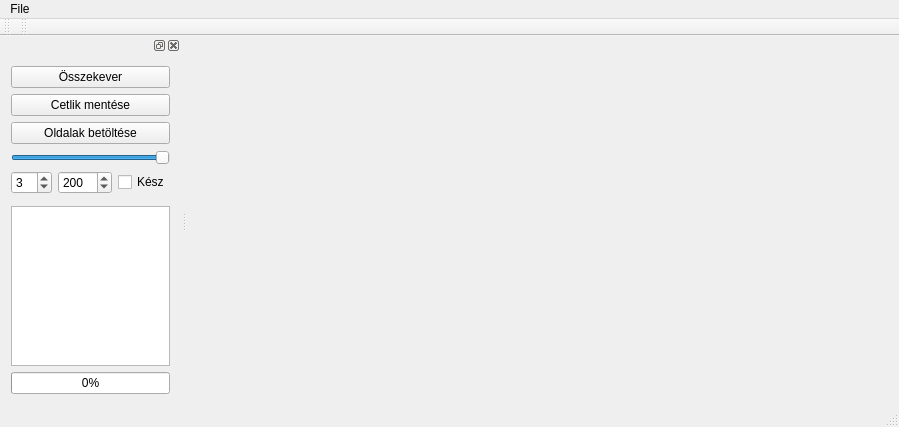
The window that mainwindow.ui (szekelytibi777/KATIONENI) describes before a commit, drawn with Qt 5.
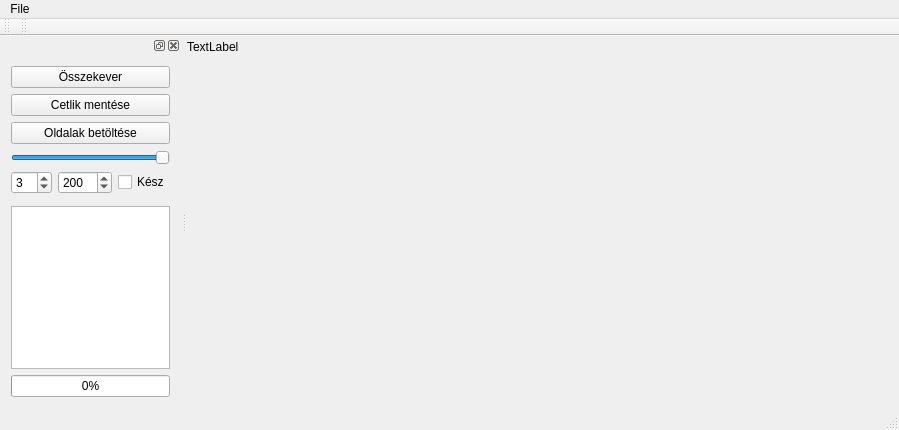
The same window after the commit. Custom widgets are drawn as their Qt base class.

Patch:
```diff
--- a/mainwindow.ui
+++ b/mainwindow.ui
@@ -7,7 +7,7 @@
     <x>0</x>
     <y>0</y>
     <width>899</width>
-    <height>423</height>
+    <height>430</height>
    </rect>
   </property>
   <property name="sizePolicy">
@@ -32,6 +32,19 @@
      <height>0</height>
     </size>
    </property>
+   <widget class="QLabel" name="label">
+    <property name="geometry">
+     <rect>
+      <x>0</x>
+      <y>0</y>
+      <width>331</width>
+      <height>21</height>
+     </rect>
+    </property>
+    <property name="text">
+     <string>TextLabel</string>
+    </property>
+   </widget>
   </widget>
   <widget class="QMenuBar" name="menuBar">
    <property name="geometry">
```
